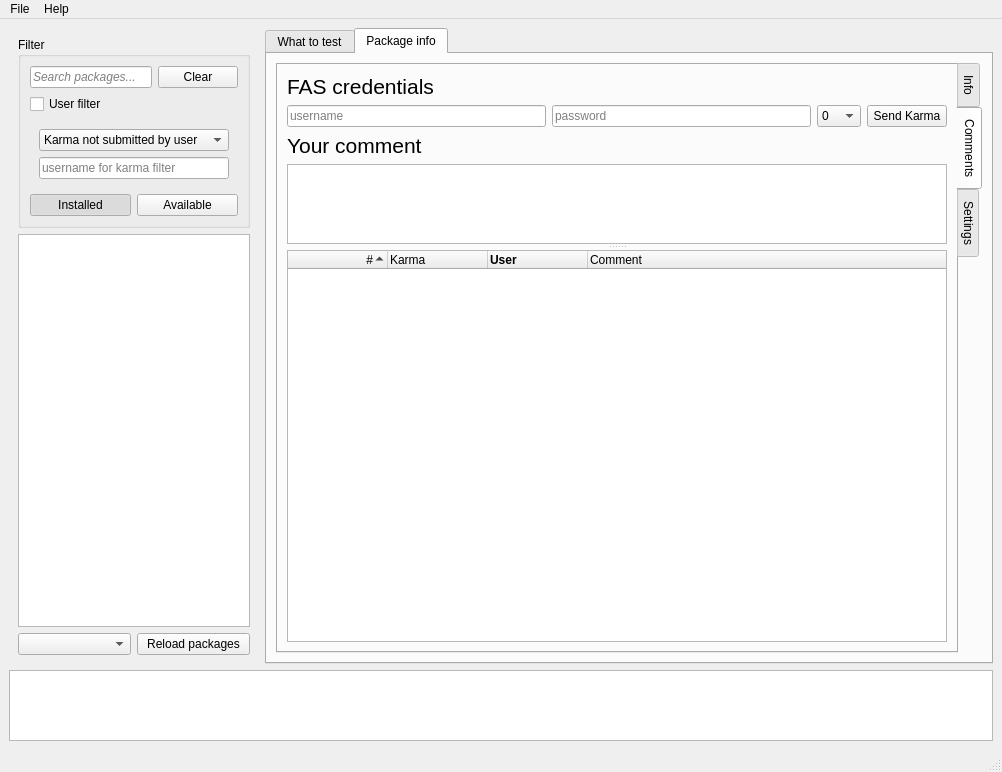
The window that src/ui/mainwindow.ui (Koundinyalanka/fedora-gooey-karma) describes before a commit, drawn with Qt 5.
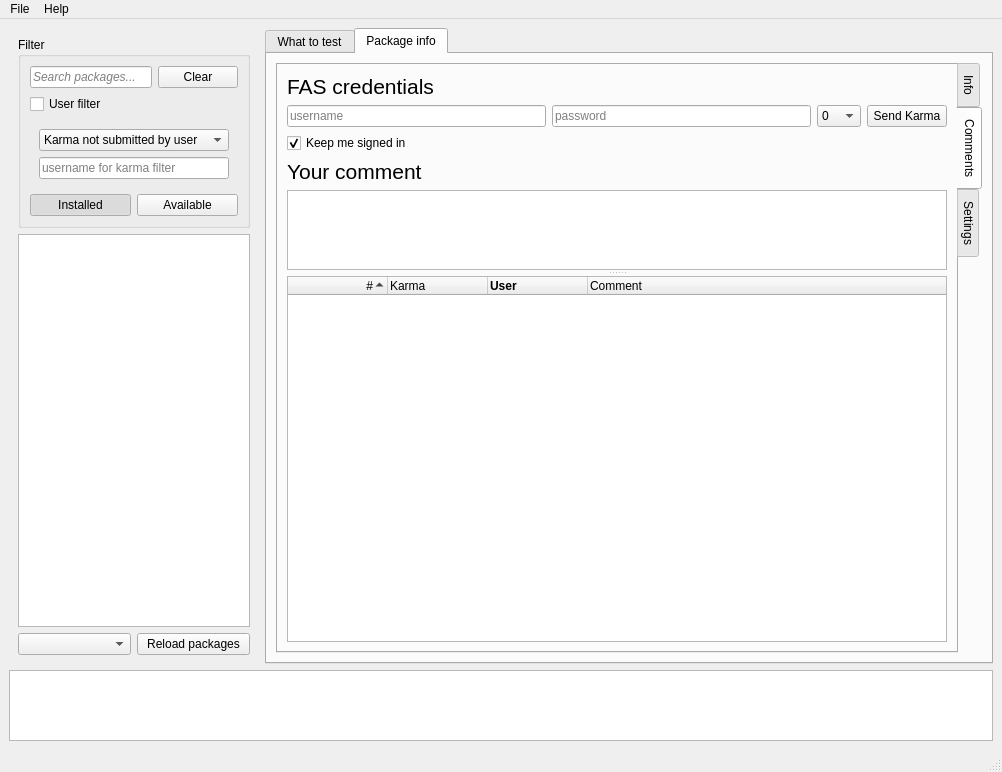
The same window after the commit. The open tabs and pages were chosen to show the change.

Commit message: Adding checkbox for password saving

```diff
--- a/src/ui/mainwindow.ui
+++ b/src/ui/mainwindow.ui
@@ -633,6 +633,18 @@
                   </item>
                  </layout>
                 </item>
+                
+                <item>	  
+					<widget class="QCheckBox" name="fasCheckBox">
+					<property name="text">
+					<string>Keep me signed in</string>
+					</property>
+					<property name="checked">
+					<bool>true</bool>
+					</property>
+					</widget>
+				</item>
+                
                 <item>
                  <widget class="QLabel" name="label_2">
                   <property name="font">
```
The commit also changes 2 other files.
